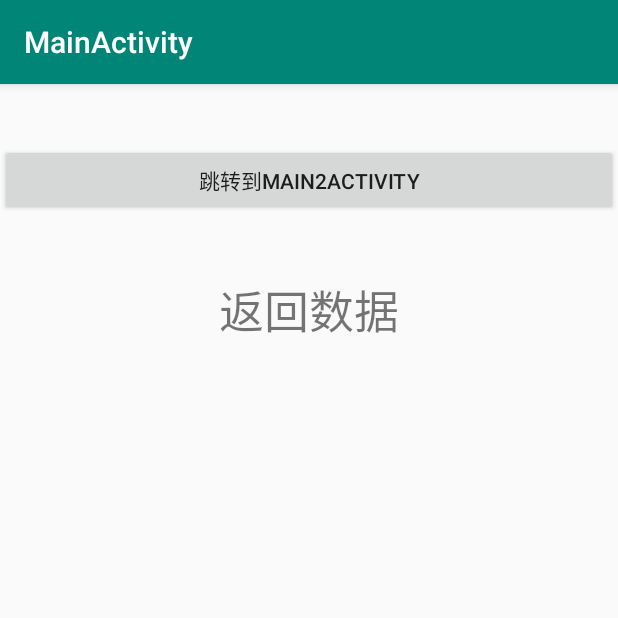
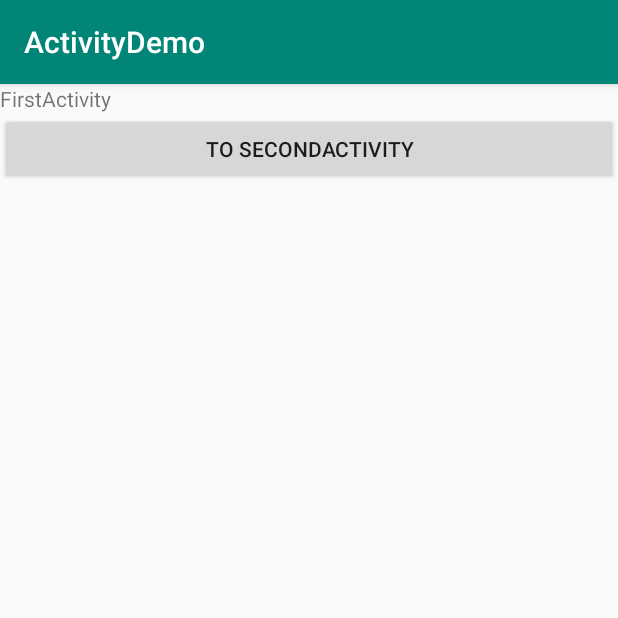
Before and after one commit to macardo/ActivityDemo, an Android app: the screen it shows after launch (MainActivity before the commit, ActivityA after it), on a phone screen of 412 x 824 dp, the top half of it. Run offline under Robolectric (Android 15) with nearby library versions, the phone set to English and light mode, and no system bars.

Commit message:
启动模式

```diff
--- /dev/null
+++ b/app/src/main/java/com/macardo/activitydemo/ActivityA.java
@@ -0,0 +1,27 @@
+package com.macardo.activitydemo;
+
+import android.content.Intent;
+import android.support.v7.app.AppCompatActivity;
+import android.os.Bundle;
+import android.view.View;
+import android.widget.Button;
+
+public class ActivityA extends AppCompatActivity {
+
+    @Override
+    protected void onCreate(Bundle savedInstanceState) {
+        super.onCreate(savedInstanceState);
+        setContentView(R.layout.activity_first);
+        Button FirstBtn = findViewById(R.id.FirstActivityBtn);
+        FirstBtn.setOnClickListener(new View.OnClickListener() {
+            @Override
+            public void onClick(View v) {
+                System.out.println("ActivityA task id: "+getTaskId());
+                Intent intent = new Intent(ActivityA.this,ActivityB.class);
+                startActivity(intent);
+            }
+        });
+
+
+    }
+}
--- a/app/src/main/java/com/macardo/activitydemo/Main2Activity.java
+++ b/app/src/main/java/com/macardo/activitydemo/Main2Activity.java
@@ -42,7 +42,7 @@ public class Main2Activity extends AppCompatActivity {
         button2.setOnClickListener(new View.OnClickListener() {
             @Override
             public void onClick(View v) {
-                Intent intent = new Intent(Main2Activity.this,Main2Activity.class);
+                Intent intent = new Intent(Main2Activity.this,Main3Activity.class);
                 startActivity(intent);
             }
         });
--- a/app/src/main/java/com/macardo/activitydemo/MainActivity.java
+++ b/app/src/main/java/com/macardo/activitydemo/MainActivity.java
@@ -22,6 +22,8 @@ public class MainActivity extends AppCompatActivity {
             @Override
             public void onClick(View v) {
                 Intent intent = new Intent(MainActivity.this,Main2Activity.class);
+                intent.addFlags(Intent.FLAG_ACTIVITY_NEW_TASK);
+                startActivity(intent);
                 String data = "Hello Main2Activity";
                 intent.putExtra("extra_data",data);
                 startActivityForResult(intent,1);
--- /dev/null
+++ b/app/src/main/res/layout/activity_first.xml
@@ -0,0 +1,20 @@
+<?xml version="1.0" encoding="utf-8"?>
+<LinearLayout xmlns:android="http://schemas.android.com/apk/res/android"
+    xmlns:app="http://schemas.android.com/apk/res-auto"
+    xmlns:tools="http://schemas.android.com/tools"
+    android:layout_width="match_parent"
+    android:layout_height="match_parent"
+    tools:context=".ActivityA"
+    android:orientation="vertical">
+
+    <TextView
+        android:text="FirstActivity"
+        android:layout_width="match_parent"
+        android:layout_height="wrap_content" />
+    <Button
+        android:id="@+id/FirstActivityBtn"
+        android:text="To SecondActivity"
+        android:layout_width="match_parent"
+        android:layout_height="wrap_content" />
+
+</LinearLayout>
--- a/app/src/main/res/layout/activity_main2.xml
+++ b/app/src/main/res/layout/activity_main2.xml
@@ -31,7 +31,7 @@
 
     <Button
         android:id="@+id/button2"
-        android:text="跳转到Main2Activity"
+        android:text="跳转到Main3Activity"
         android:layout_width="match_parent"
         android:layout_height="wrap_content"
         android:layout_marginTop="40dp"/>
```
Also changed, not shown: app/src/main/AndroidManifest.xml (+24 -10 lines), app/src/main/java/com/macardo/activitydemo/ActivityB.java (added, +26 -0 lines), app/src/main/java/com/macardo/activitydemo/ActivityC.java (added, +25 -0 lines), app/src/main/java/com/macardo/activitydemo/Main3Activity.java (added, +25 -0 lines), app/src/main/res/layout/activity_main3.xml (added, +15 -0 lines), app/src/main/res/layout/activity_second.xml (added, +20 -0 lines), app/src/main/res/layout/activity_third.xml (added, +20 -0 lines).
